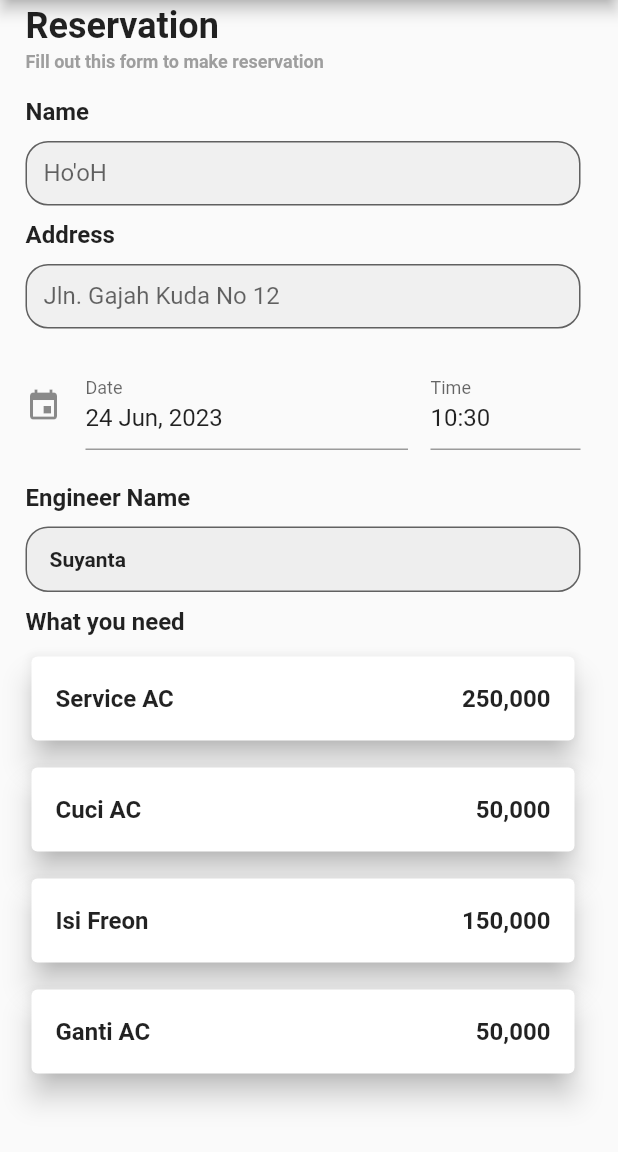
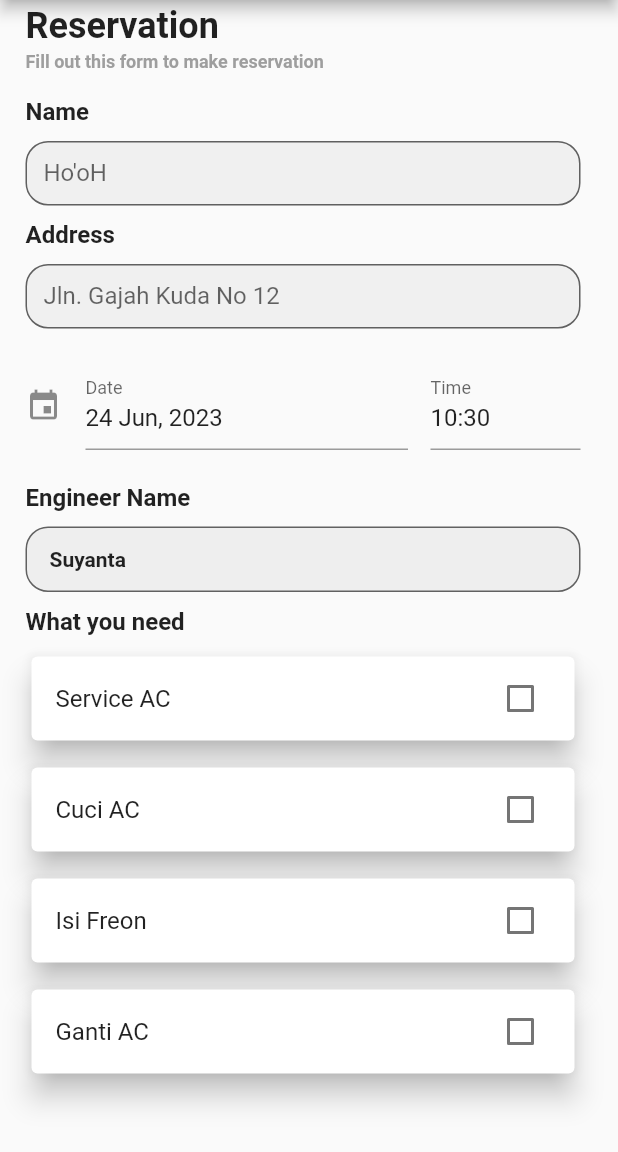
Before and after one commit to imstefanny/Apa-Nama-Kita, a Flutter app: the screen it shows after launch, on a phone screen of 412 x 824 dp, the part 84-1236 px from its top. Run offline on Flutter 3.47's test engine with Material 2 defaults, Android fonts, the phone set to English and light mode, and no system bars; drawn by our look-alikes of date_time_picker; our stand-ins replace fluttertoast, google_fonts.

Commit message:
first commit

```diff
--- a/lib/enginnerdetail/engineerprovider.dart
+++ b/lib/enginnerdetail/engineerprovider.dart
@@ -12,10 +12,10 @@ class EngineerProvider extends ChangeNotifier {
         "Service": "Service AC",
         "More":
           [
-            {"name":"Service AC","price":"250,000"},
-            {"name":"Cuci AC","price":"50,000"},
-            {"name":"Isi Freon","price":"150,000"},
-            {"name":"Ganti AC","price":"50,000"},
+            {"name":"Service AC","price":"250,000","value":false},
+            {"name":"Cuci AC","price":"50,000","value":false},
+            {"name":"Isi Freon","price":"150,000","value":false},
+            {"name":"Ganti AC","price":"50,000","value":false},
           ],
         "exp": "3",
         "desc": "Menyediakan Jasa Cuci AC dan Isi Freon"
--- a/lib/reservation/reservation.dart
+++ b/lib/reservation/reservation.dart
@@ -191,26 +191,14 @@ class _ReservationState extends State<Reservation> {
                       padding: const EdgeInsets.fromLTRB(17, 5, 25, 5),
                       child: Card(
                         elevation: 8,
-                        child: ListTile(
-                          title: Row(
-                            mainAxisAlignment: MainAxisAlignment.spaceBetween,
-                            children: [
-                              Text(
-                                "${more[index]['name']}",
-                                style: GoogleFonts.lexendDeca(
-                                  fontWeight: FontWeight.bold,
-                                  fontSize: 16,
-                                ),
-                              ),
-                              Text(
-                                "${more[index]['price']}",
-                                style: GoogleFonts.lexendDeca(
-                                  fontWeight: FontWeight.bold,
-                                  fontSize: 16,
-                                ),
-                              )
-                            ],
-                          ),
+                        child: CheckboxListTile(
+                          title: Text(more[index]['name']),
+                          value: more[index]['value'],
+                          onChanged: (bool? value) {
+                            setState(() {
+                              more[index]['value'] = value;
+                            });
+                          },
                         ),
                       ),
                     );
```
